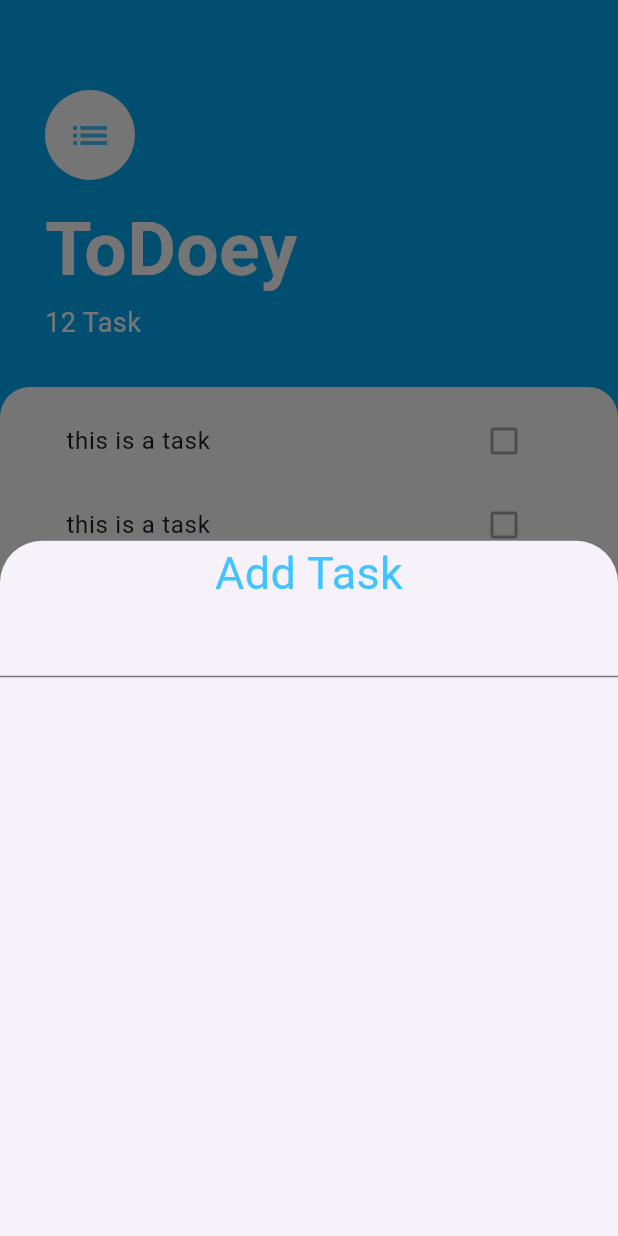
After one commit to bsanderson1981/section16, a Flutter app: the screen it shows after launch, after a tap on the "add" icon, on a phone screen of 412 x 824 dp. The commit adds this screen. Run offline on Flutter 3.47's test engine with Material 3 defaults, Android fonts, the phone set to English and light mode, and no system bars.

Commit message:
start   section16  198  fix type-o taskscreeen.dart to taskscreen.dart

```diff
--- /dev/null
+++ b/lib/screens/add_task_screen.dart
@@ -0,0 +1,23 @@
+import 'package:flutter/material.dart';
+
+class AddTaskScreen extends StatelessWidget {
+  const AddTaskScreen({super.key});
+
+  @override
+  Widget build(BuildContext context) {
+    return Container(
+      child: Column(
+        children: [
+          Text('Add Task',
+      style: TextStyle(
+        fontSize: 30.0,
+        color: Colors.lightBlueAccent,
+      ),),
+          TextField(),
+
+        ],
+      ),
+
+    );
+  }
+}
--- a/lib/screens/tasks_screen.dart
+++ b/lib/screens/tasks_screen.dart
@@ -2,8 +2,15 @@ import 'package:flutter/foundation.dart';
 import 'package:flutter/material.dart';
 import '/widgets/task_list.dart';
 import '/widgets/task_tile.dart';
+import '/screens/add_task_screen.dart';
+//import 'screens/add_task_screen.dart';
+
+
 //start section 16 #198
 class TasksScreen extends StatelessWidget {
+
+  Widget buildBottomSheet(BuildContext context) => AddTaskScreen();
+
   const TasksScreen({super.key});
 
   @override
@@ -11,7 +18,9 @@ class TasksScreen extends StatelessWidget {
     return Scaffold(
       backgroundColor: Colors.lightBlue,
       floatingActionButton: FloatingActionButton(
-        onPressed: null,
+        onPressed: (){
+          showModalBottomSheet(context: context, builder: buildBottomSheet);
+          },
         backgroundColor: Colors.lightBlueAccent,
         child: Icon(Icons.add),
         shape: const CircleBorder(),
```
